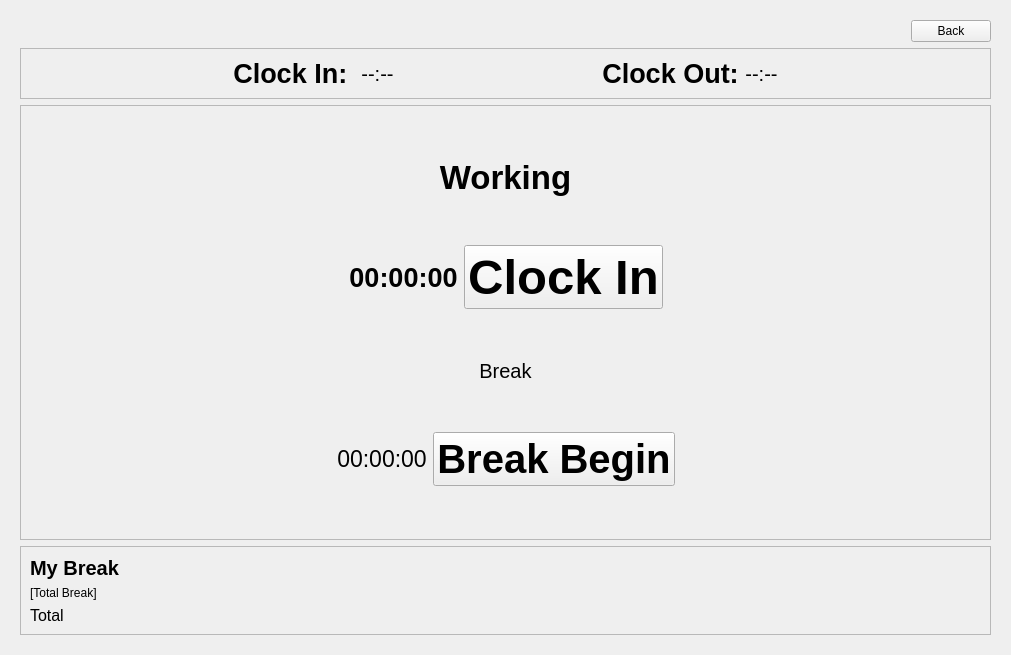
First picture: the form in terminalwidget.ui, repository mujeeb11503051/ClinicTimeManager, before the edit.
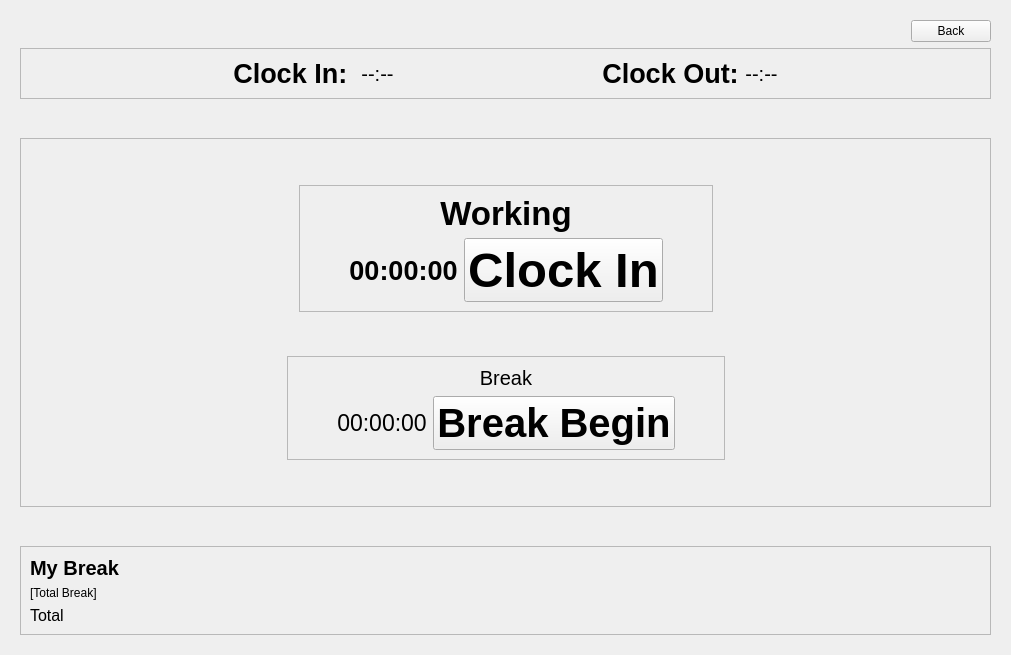
Second picture: the form after the edit. The open tabs and pages were chosen to show the change.

Commit message: Add employee verification, page switching, and back button

What changed in the file:
```diff
--- a/terminalwidget.ui
+++ b/terminalwidget.ui
@@ -162,7 +162,7 @@
       </layout>
      </widget>
      <widget class="QWidget" name="pageAction">
-      <layout class="QVBoxLayout" name="verticalLayout_5">
+      <layout class="QVBoxLayout" name="verticalLayout_3">
        <item>
         <layout class="QHBoxLayout" name="horizontalLayout_5">
          <item>
@@ -305,11 +305,20 @@
         </widget>
        </item>
        <item>
-        <layout class="QHBoxLayout" name="horizontalLayout_7">
+        <spacer name="verticalSpacer_7">
+         <property name="orientation">
+          <enum>Qt::Orientation::Vertical</enum>
+         </property>
+         <property name="sizeHint" stdset="0">
+          <size>
+           <width>20</width>
+           <height>40</height>
+          </size>
+         </property>
+        </spacer>
+       </item>
          <item>
-          <layout class="QVBoxLayout" name="verticalLayout_3">
-           <item>
-            <widget class="QFrame" name="frame">
+        <widget class="QFrame" name="frame_2">
              <property name="frameShape">
               <enum>QFrame::Shape::StyledPanel</enum>
              </property>
@@ -318,7 +327,7 @@
              </property>
              <layout class="QVBoxLayout" name="verticalLayout_6">
               <item>
-               <spacer name="verticalSpacer_5">
+           <spacer name="verticalSpacer_3">
                 <property name="orientation">
                  <enum>Qt::Orientation::Vertical</enum>
                 </property>
@@ -330,6 +339,30 @@
                 </property>
                </spacer>
               </item>
+          <item>
+           <layout class="QHBoxLayout" name="horizontalLayout_7">
+            <item>
+             <spacer name="horizontalSpacer_13">
+              <property name="orientation">
+               <enum>Qt::Orientation::Horizontal</enum>
+              </property>
+              <property name="sizeHint" stdset="0">
+               <size>
+                <width>40</width>
+                <height>20</height>
+               </size>
+              </property>
+             </spacer>
+            </item>
+            <item>
+             <widget class="QFrame" name="frame_5">
+              <property name="frameShape">
+               <enum>QFrame::Shape::StyledPanel</enum>
+              </property>
+              <property name="frameShadow">
+               <enum>QFrame::Shadow::Raised</enum>
+              </property>
+              <layout class="QVBoxLayout" name="verticalLayout_5">
               <item>
                <widget class="QLabel" name="label_8">
                 <property name="font">
@@ -346,19 +379,6 @@
                 </property>
                </widget>
               </item>
-              <item>
-               <spacer name="verticalSpacer_9">
-                <property name="orientation">
-                 <enum>Qt::Orientation::Vertical</enum>
-                </property>
-                <property name="sizeHint" stdset="0">
-                 <size>
-                  <width>20</width>
-                  <height>40</height>
-                 </size>
-                </property>
-               </spacer>
-              </item>
               <item>
                <layout class="QHBoxLayout" name="horizontalLayout_2">
                 <item>
@@ -418,8 +438,26 @@
                 </item>
                </layout>
               </item>
+              </layout>
+             </widget>
+            </item>
               <item>
-               <spacer name="verticalSpacer_6">
+             <spacer name="horizontalSpacer_14">
+              <property name="orientation">
+               <enum>Qt::Orientation::Horizontal</enum>
+              </property>
+              <property name="sizeHint" stdset="0">
+               <size>
+                <width>40</width>
+                <height>20</height>
+               </size>
+              </property>
+             </spacer>
+            </item>
+           </layout>
+          </item>
+          <item>
+           <spacer name="verticalSpacer_5">
                 <property name="orientation">
                  <enum>Qt::Orientation::Vertical</enum>
                 </property>
@@ -431,6 +469,30 @@
                 </property>
                </spacer>
               </item>
+          <item>
+           <layout class="QHBoxLayout" name="horizontalLayout_11">
+            <item>
+             <spacer name="horizontalSpacer_15">
+              <property name="orientation">
+               <enum>Qt::Orientation::Horizontal</enum>
+              </property>
+              <property name="sizeHint" stdset="0">
+               <size>
+                <width>40</width>
+                <height>20</height>
+               </size>
+              </property>
+             </spacer>
+            </item>
+            <item>
+             <widget class="QFrame" name="frame_6">
+              <property name="frameShape">
+               <enum>QFrame::Shape::StyledPanel</enum>
+              </property>
+              <property name="frameShadow">
+               <enum>QFrame::Shadow::Raised</enum>
+              </property>
+              <layout class="QVBoxLayout" name="verticalLayout_7">
               <item>
                <widget class="QLabel" name="label_9">
                 <property name="font">
@@ -447,19 +509,6 @@
                 </property>
                </widget>
               </item>
-              <item>
-               <spacer name="verticalSpacer_3">
-                <property name="orientation">
-                 <enum>Qt::Orientation::Vertical</enum>
-                </property>
-                <property name="sizeHint" stdset="0">
-                 <size>
-                  <width>20</width>
-                  <height>40</height>
-                 </size>
-                </property>
-               </spacer>
-              </item>
               <item>
                <layout class="QHBoxLayout" name="horizontalLayout_4">
                 <item>
@@ -519,6 +568,24 @@
                 </item>
                </layout>
               </item>
+              </layout>
+             </widget>
+            </item>
+            <item>
+             <spacer name="horizontalSpacer_16">
+              <property name="orientation">
+               <enum>Qt::Orientation::Horizontal</enum>
+              </property>
+              <property name="sizeHint" stdset="0">
+               <size>
+                <width>40</width>
+                <height>20</height>
+               </size>
+              </property>
+             </spacer>
+            </item>
+           </layout>
+          </item>
               <item>
                <spacer name="verticalSpacer_4">
                 <property name="orientation">
@@ -535,9 +602,18 @@
              </layout>
             </widget>
            </item>
-          </layout>
-         </item>
-        </layout>
+       <item>
+        <spacer name="verticalSpacer_6">
+         <property name="orientation">
+          <enum>Qt::Orientation::Vertical</enum>
+         </property>
+         <property name="sizeHint" stdset="0">
+          <size>
+           <width>20</width>
+           <height>40</height>
+          </size>
+         </property>
+        </spacer>
        </item>
        <item>
         <widget class="QFrame" name="frame_3">
```
Left out of the diff: 2 changed lines with no effect on the pictures. Lines whose indentation alone changed are shown as unchanged. The commit also changes 2 other files.
